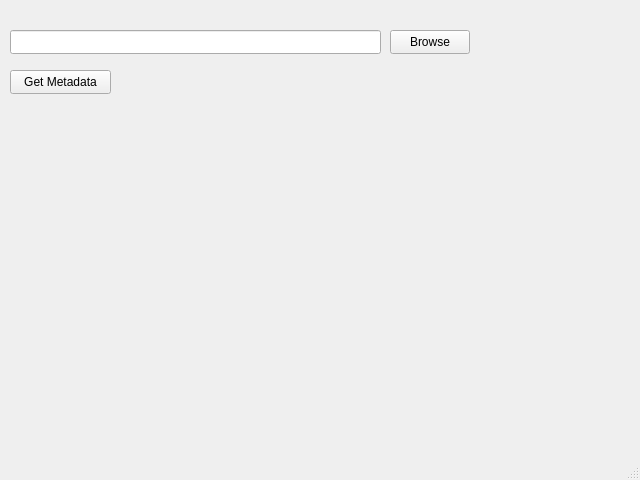
Qt form mainwindow.ui (dylondark/RazorTag) before a commit.
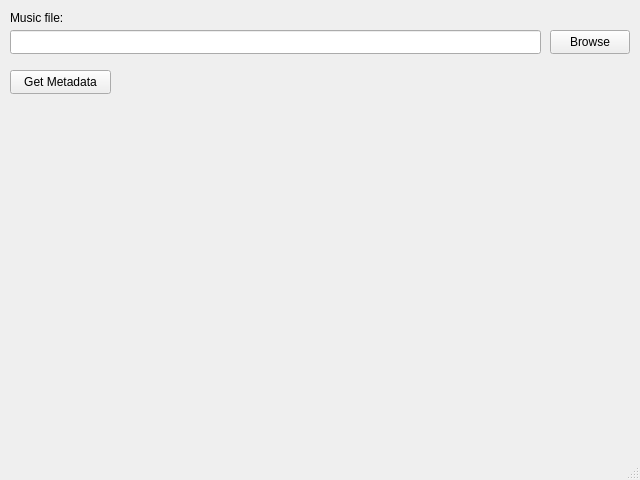
The same form after that commit.

```diff
--- a/mainwindow.ui
+++ b/mainwindow.ui
@@ -50,7 +50,7 @@
      <rect>
       <x>10</x>
       <y>30</y>
-      <width>371</width>
+      <width>531</width>
       <height>24</height>
      </rect>
     </property>
@@ -64,7 +64,7 @@
    <widget class="QPushButton" name="pushButton">
     <property name="geometry">
      <rect>
-      <x>390</x>
+      <x>550</x>
       <y>30</y>
       <width>80</width>
       <height>24</height>
@@ -74,6 +74,19 @@
      <string>Browse</string>
     </property>
    </widget>
+   <widget class="QLabel" name="label">
+    <property name="geometry">
+     <rect>
+      <x>10</x>
+      <y>10</y>
+      <width>91</width>
+      <height>16</height>
+     </rect>
+    </property>
+    <property name="text">
+     <string>Music file:</string>
+    </property>
+   </widget>
   </widget>
   <widget class="QMenuBar" name="menubar">
    <property name="geometry">
```
Left out of the diff: 2 changed lines with no effect on the pictures.
